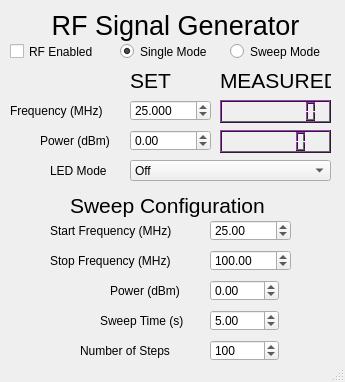
The window that software/siggen_gui.ui (joshajohnson/rf-sig-gen) describes before a commit, drawn with Qt 5.
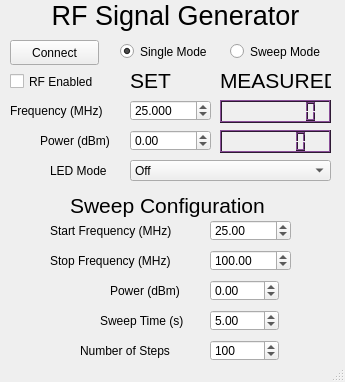
The same window after the commit.

Diff of the .ui file:
```diff
--- a/software/siggen_gui.ui
+++ b/software/siggen_gui.ui
@@ -65,7 +65,7 @@
     <property name="geometry">
      <rect>
       <x>10</x>
-      <y>10</y>
+      <y>0</y>
       <width>331</width>
       <height>31</height>
      </rect>
@@ -1356,7 +1356,7 @@
     <property name="geometry">
      <rect>
       <x>10</x>
-      <y>40</y>
+      <y>70</y>
       <width>101</width>
       <height>23</height>
      </rect>
@@ -1365,6 +1365,19 @@
      <string>RF Enabled</string>
     </property>
    </widget>
+   <widget class="QPushButton" name="input_connect">
+    <property name="geometry">
+     <rect>
+      <x>10</x>
+      <y>40</y>
+      <width>89</width>
+      <height>25</height>
+     </rect>
+    </property>
+    <property name="text">
+     <string>Connect</string>
+    </property>
+   </widget>
   </widget>
   <widget class="QStatusBar" name="statusbar"/>
  </widget>
```
